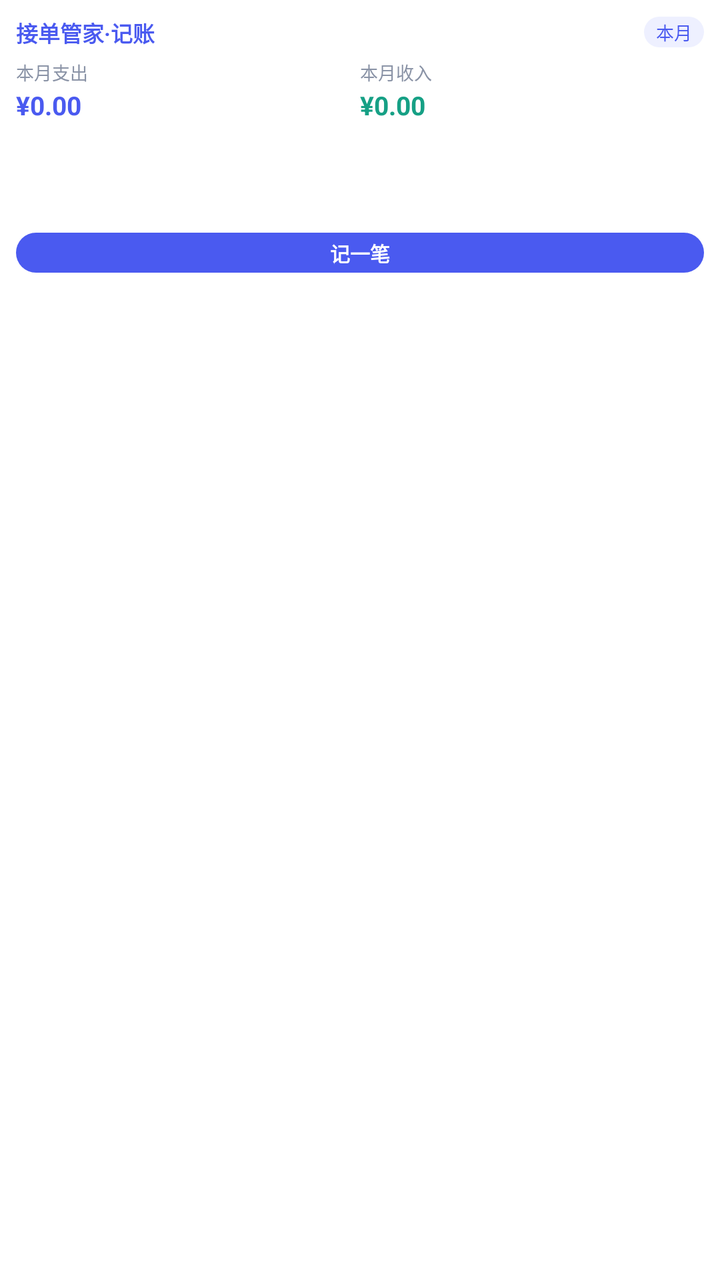
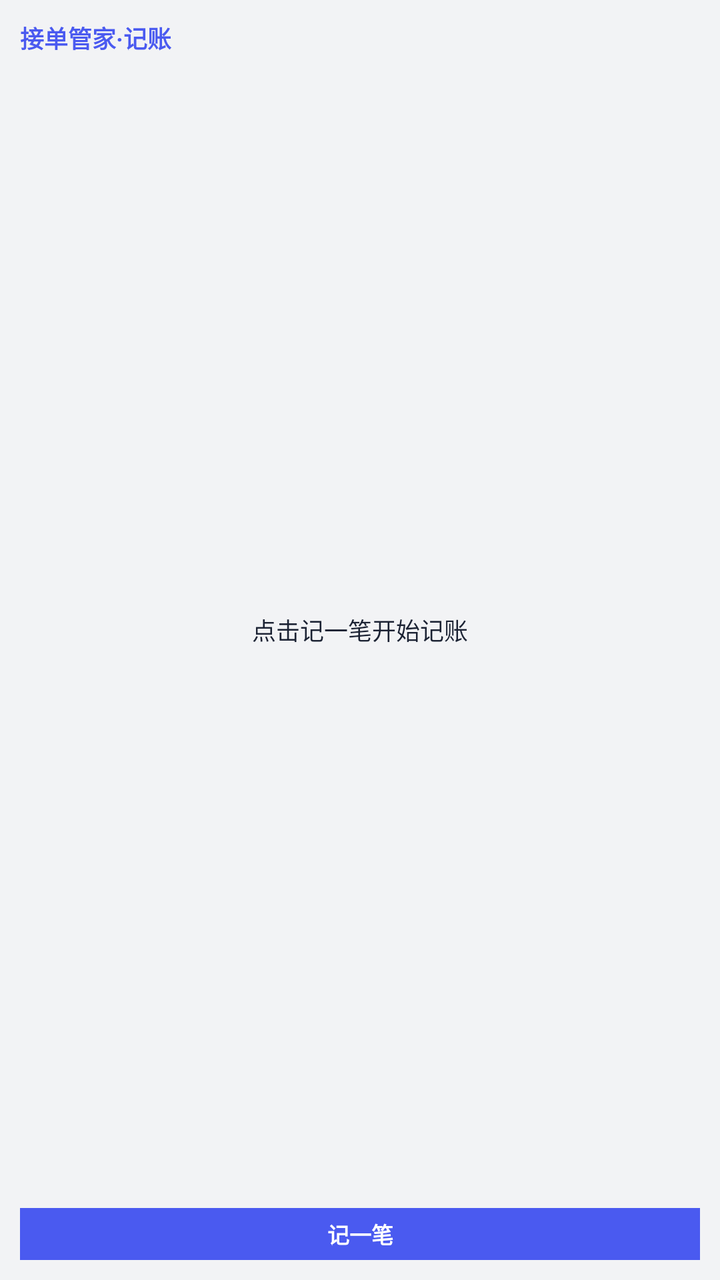

Compare the two renders of this Android layout. The source of the first and the diff that turns it into the second are given below.
<!-- AndroidManifest.xml: fallback theme Theme.MaterialComponents.DayNight.NoActionBar -->
<!-- res/layout/widget_ledger.xml -->
<?xml version="1.0" encoding="utf-8"?>
<LinearLayout xmlns:android="http://schemas.android.com/apk/res/android"
    android:id="@+id/widget_root"
    android:layout_width="match_parent"
    android:layout_height="match_parent"
    android:orientation="vertical"
    android:background="@drawable/widget_ledger_bg"
    android:padding="8dp">

    
    <LinearLayout
        android:layout_width="match_parent"
        android:layout_height="wrap_content"
        android:orientation="horizontal"
        android:gravity="center_vertical">

        <TextView
            android:id="@+id/widget_title"
            android:layout_width="wrap_content"
            android:layout_height="wrap_content"
            android:text="接单管家·记账"
            android:textColor="#4A5AF0"
            android:textSize="11sp"
            android:textStyle="bold" />

        <Space
            android:layout_width="0dp"
            android:layout_height="1dp"
            android:layout_weight="1" />

        <TextView
            android:id="@+id/widget_month_badge"
            android:layout_width="wrap_content"
            android:layout_height="wrap_content"
            android:background="@drawable/widget_badge_bg"
            android:paddingLeft="6dp"
            android:paddingRight="6dp"
            android:paddingTop="1dp"
            android:paddingBottom="1dp"
            android:text="本月"
            android:textColor="#4A5AF0"
            android:textSize="9sp" />
    </LinearLayout>

    
    <LinearLayout
        android:layout_width="match_parent"
        android:layout_height="wrap_content"
        android:layout_marginTop="5dp"
        android:orientation="horizontal">

        <LinearLayout
            android:layout_width="0dp"
            android:layout_height="wrap_content"
            android:layout_weight="1"
            android:orientation="vertical">

            <TextView
                android:id="@+id/widget_expense_label"
                android:layout_width="wrap_content"
                android:layout_height="wrap_content"
                android:text="本月支出"
                android:textColor="#8A93A6"
                android:textSize="9sp" />

            <TextView
                android:id="@+id/widget_month_expense"
                android:layout_width="wrap_content"
                android:layout_height="wrap_content"
                android:layout_marginTop="1dp"
                android:text="¥0.00"
                android:textColor="#4A5AF0"
                android:textSize="13sp"
                android:textStyle="bold" />
        </LinearLayout>

        <LinearLayout
            android:layout_width="0dp"
            android:layout_height="wrap_content"
            android:layout_weight="1"
            android:orientation="vertical">

            <TextView
                android:id="@+id/widget_income_label"
                android:layout_width="wrap_content"
                android:layout_height="wrap_content"
                android:text="本月收入"
                android:textColor="#8A93A6"
                android:textSize="9sp" />

            <TextView
                android:id="@+id/widget_month_income"
                android:layout_width="wrap_content"
                android:layout_height="wrap_content"
                android:layout_marginTop="1dp"
                android:text="¥0.00"
                android:textColor="#16A085"
                android:textSize="13sp"
                android:textStyle="bold" />
        </LinearLayout>
    </LinearLayout>

    
    <LinearLayout
        android:id="@+id/widget_recent_list"
        android:layout_width="match_parent"
        android:layout_height="wrap_content"
        android:layout_marginTop="4dp"
        android:orientation="vertical">

        <LinearLayout
            android:id="@+id/widget_recent_1"
            android:layout_width="match_parent"
            android:layout_height="wrap_content"
            android:gravity="center_vertical"
            android:orientation="horizontal">

            <TextView
                android:id="@+id/widget_recent_1_cat"
                android:layout_width="0dp"
                android:layout_height="wrap_content"
                android:layout_weight="1"
                android:ellipsize="end"
                android:maxLines="1"
                android:textColor="#1B2233"
                android:textSize="10sp" />

            <TextView
                android:id="@+id/widget_recent_1_amt"
                android:layout_width="wrap_content"
                android:layout_height="wrap_content"
                android:textColor="#4A5AF0"
                android:textSize="10sp"
                android:textStyle="bold" />
        </LinearLayout>

        <LinearLayout
            android:id="@+id/widget_recent_2"
            android:layout_width="match_parent"
            android:layout_height="wrap_content"
            android:layout_marginTop="2dp"
            android:gravity="center_vertical"
            android:orientation="horizontal">

            <TextView
                android:id="@+id/widget_recent_2_cat"
                android:layout_width="0dp"
                android:layout_height="wrap_content"
                android:layout_weight="1"
                android:ellipsize="end"
                android:maxLines="1"
                android:textColor="#1B2233"
                android:textSize="10sp" />

            <TextView
                android:id="@+id/widget_recent_2_amt"
                android:layout_width="wrap_content"
                android:layout_height="wrap_content"
                android:textColor="#4A5AF0"
                android:textSize="10sp"
                android:textStyle="bold" />
        </LinearLayout>

        <LinearLayout
            android:id="@+id/widget_recent_3"
            android:layout_width="match_parent"
            android:layout_height="wrap_content"
            android:layout_marginTop="2dp"
            android:gravity="center_vertical"
            android:orientation="horizontal">

            <TextView
                android:id="@+id/widget_recent_3_cat"
                android:layout_width="0dp"
                android:layout_height="wrap_content"
                android:layout_weight="1"
                android:ellipsize="end"
                android:maxLines="1"
                android:textColor="#1B2233"
                android:textSize="10sp" />

            <TextView
                android:id="@+id/widget_recent_3_amt"
                android:layout_width="wrap_content"
                android:layout_height="wrap_content"
                android:textColor="#4A5AF0"
                android:textSize="10sp"
                android:textStyle="bold" />
        </LinearLayout>
    </LinearLayout>

    
    <TextView
        android:id="@+id/widget_empty"
        android:layout_width="match_parent"
        android:layout_height="0dp"
        android:layout_marginTop="6dp"
        android:layout_weight="1"
        android:gravity="center"
        android:text="点击记一笔开始记账"
        android:textColor="#8A93A6"
        android:textSize="10sp"
        android:visibility="gone" />

    
    <TextView
        android:id="@+id/btn_quick_ledger"
        android:layout_width="match_parent"
        android:layout_height="20dp"
        android:layout_marginTop="6dp"
        android:background="@drawable/widget_btn_bg"
        android:gravity="center"
        android:text="记一笔"
        android:textColor="#FFFFFF"
        android:textSize="10sp"
        android:textStyle="bold" />
</LinearLayout>
<!-- resources referenced by this layout -->
<resources>
  <!-- drawable widget_badge_bg (drawable) -->
  <?xml version="1.0" encoding="utf-8"?>
  <shape xmlns:android="http://schemas.android.com/apk/res/android">
      <solid android:color="#EEF0FF" />
      <corners android:radius="8dp" />
  </shape>
  <!-- drawable widget_btn_bg (drawable) -->
  <?xml version="1.0" encoding="utf-8"?>
  <shape xmlns:android="http://schemas.android.com/apk/res/android">
      <solid android:color="#4A5AF0" />
      <corners android:radius="10dp" />
  </shape>
  <!-- drawable widget_ledger_bg (drawable) -->
  <?xml version="1.0" encoding="utf-8"?>
  <shape xmlns:android="http://schemas.android.com/apk/res/android">
      <solid android:color="#FFFFFFFF" />
      <corners android:radius="12dp" />
  </shape>
</resources>

<!-- the commit's change to res/layout/widget_ledger.xml (unified diff, before → after) -->
@@ -4,214 +4,38 @@
     android:layout_width="match_parent"
     android:layout_height="match_parent"
     android:orientation="vertical"
-    android:background="@drawable/widget_ledger_bg"
-    android:padding="8dp">
+    android:background="#F2F3F5"
+    android:padding="10dp">
 
-    
-    <LinearLayout
-        android:layout_width="match_parent"
+    <TextView
+        android:id="@+id/widget_title"
+        android:layout_width="wrap_content"
         android:layout_height="wrap_content"
-        android:orientation="horizontal"
-        android:gravity="center_vertical">
+        android:text="接单管家·记账"
+        android:textColor="#4A5AF0"
+        android:textSize="12sp"
+        android:textStyle="bold" />
 
-        <TextView
-            android:id="@+id/widget_title"
-            android:layout_width="wrap_content"
-            android:layout_height="wrap_content"
-            android:text="接单管家·记账"
-            android:textColor="#4A5AF0"
-            android:textSize="11sp"
-            android:textStyle="bold" />
-
-        <Space
-            android:layout_width="0dp"
-            android:layout_height="1dp"
-            android:layout_weight="1" />
-
-        <TextView
-            android:id="@+id/widget_month_badge"
-            android:layout_width="wrap_content"
-            android:layout_height="wrap_content"
-            android:background="@drawable/widget_badge_bg"
-            android:paddingLeft="6dp"
-            android:paddingRight="6dp"
-            android:paddingTop="1dp"
-            android:paddingBottom="1dp"
-            android:text="本月"
-            android:textColor="#4A5AF0"
-            android:textSize="9sp" />
-    </LinearLayout>
-
-    
-    <LinearLayout
-        android:layout_width="match_parent"
-        android:layout_height="wrap_content"
-        android:layout_marginTop="5dp"
-        android:orientation="horizontal">
-
-        <LinearLayout
-            android:layout_width="0dp"
-            android:layout_height="wrap_content"
-            android:layout_weight="1"
-            android:orientation="vertical">
-
-            <TextView
-                android:id="@+id/widget_expense_label"
-                android:layout_width="wrap_content"
-                android:layout_height="wrap_content"
-                android:text="本月支出"
-                android:textColor="#8A93A6"
-                android:textSize="9sp" />
-
-            <TextView
-                android:id="@+id/widget_month_expense"
-                android:layout_width="wrap_content"
-                android:layout_height="wrap_content"
-                android:layout_marginTop="1dp"
-                android:text="¥0.00"
-                android:textColor="#4A5AF0"
-                android:textSize="13sp"
-                android:textStyle="bold" />
-        </LinearLayout>
-
-        <LinearLayout
-            android:layout_width="0dp"
-            android:layout_height="wrap_content"
-            android:layout_weight="1"
-            android:orientation="vertical">
-
-            <TextView
-                android:id="@+id/widget_income_label"
-                android:layout_width="wrap_content"
-                android:layout_height="wrap_content"
-                android:text="本月收入"
-                android:textColor="#8A93A6"
-                android:textSize="9sp" />
-
-            <TextView
-                android:id="@+id/widget_month_income"
-                android:layout_width="wrap_content"
-                android:layout_height="wrap_content"
-                android:layout_marginTop="1dp"
-                android:text="¥0.00"
-                android:textColor="#16A085"
-                android:textSize="13sp"
-                android:textStyle="bold" />
-        </LinearLayout>
-    </LinearLayout>
-
-    
-    <LinearLayout
-        android:id="@+id/widget_recent_list"
-        android:layout_width="match_parent"
-        android:layout_height="wrap_content"
-        android:layout_marginTop="4dp"
-        android:orientation="vertical">
-
-        <LinearLayout
-            android:id="@+id/widget_recent_1"
-            android:layout_width="match_parent"
-            android:layout_height="wrap_content"
-            android:gravity="center_vertical"
-            android:orientation="horizontal">
-
-            <TextView
-                android:id="@+id/widget_recent_1_cat"
-                android:layout_width="0dp"
-                android:layout_height="wrap_content"
-                android:layout_weight="1"
-                android:ellipsize="end"
-                android:maxLines="1"
-                android:textColor="#1B2233"
-                android:textSize="10sp" />
-
-            <TextView
-                android:id="@+id/widget_recent_1_amt"
-                android:layout_width="wrap_content"
-                android:layout_height="wrap_content"
-                android:textColor="#4A5AF0"
-                android:textSize="10sp"
-                android:textStyle="bold" />
-        </LinearLayout>
-
-        <LinearLayout
-            android:id="@+id/widget_recent_2"
-            android:layout_width="match_parent"
-            android:layout_height="wrap_content"
-            android:layout_marginTop="2dp"
-            android:gravity="center_vertical"
-            android:orientation="horizontal">
-
-            <TextView
-                android:id="@+id/widget_recent_2_cat"
-                android:layout_width="0dp"
-                android:layout_height="wrap_content"
-                android:layout_weight="1"
-                android:ellipsize="end"
-                android:maxLines="1"
-                android:textColor="#1B2233"
-                android:textSize="10sp" />
-
-            <TextView
-                android:id="@+id/widget_recent_2_amt"
-                android:layout_width="wrap_content"
-                android:layout_height="wrap_content"
-                android:textColor="#4A5AF0"
-                android:textSize="10sp"
-                android:textStyle="bold" />
-        </LinearLayout>
-
-        <LinearLayout
-            android:id="@+id/widget_recent_3"
-            android:layout_width="match_parent"
-            android:layout_height="wrap_content"
-            android:layout_marginTop="2dp"
-            android:gravity="center_vertical"
-            android:orientation="horizontal">
-
-            <TextView
-                android:id="@+id/widget_recent_3_cat"
-                android:layout_width="0dp"
-                android:layout_height="wrap_content"
-                android:layout_weight="1"
-                android:ellipsize="end"
-                android:maxLines="1"
-                android:textColor="#1B2233"
-                android:textSize="10sp" />
-
-            <TextView
-                android:id="@+id/widget_recent_3_amt"
-                android:layout_width="wrap_content"
-                android:layout_height="wrap_content"
-                android:textColor="#4A5AF0"
-                android:textSize="10sp"
-                android:textStyle="bold" />
-        </LinearLayout>
-    </LinearLayout>
-
-    
     <TextView
-        android:id="@+id/widget_empty"
+        android:id="@+id/widget_summary"
         android:layout_width="match_parent"
         android:layout_height="0dp"
-        android:layout_marginTop="6dp"
+        android:layout_marginTop="4dp"
         android:layout_weight="1"
         android:gravity="center"
         android:text="点击记一笔开始记账"
-        android:textColor="#8A93A6"
-        android:textSize="10sp"
-        android:visibility="gone" />
+        android:textColor="#1B2233"
+        android:textSize="12sp" />
 
-    
     <TextView
         android:id="@+id/btn_quick_ledger"
         android:layout_width="match_parent"
-        android:layout_height="20dp"
+        android:layout_height="26dp"
         android:layout_marginTop="6dp"
-        android:background="@drawable/widget_btn_bg"
+        android:background="#4A5AF0"
         android:gravity="center"
         android:text="记一笔"
         android:textColor="#FFFFFF"
-        android:textSize="10sp"
+        android:textSize="11sp"
         android:textStyle="bold" />
 </LinearLayout>
<!-- resource entries referenced after the edit -->
@@ -1,22 +1,5 @@
 <!-- resources referenced by this layout -->
 <resources>
-  <!-- drawable widget_badge_bg (drawable) -->
-  <?xml version="1.0" encoding="utf-8"?>
-  <shape xmlns:android="http://schemas.android.com/apk/res/android">
-      <solid android:color="#EEF0FF" />
-      <corners android:radius="8dp" />
-  </shape>
-  <!-- drawable widget_btn_bg (drawable) -->
-  <?xml version="1.0" encoding="utf-8"?>
-  <shape xmlns:android="http://schemas.android.com/apk/res/android">
-      <solid android:color="#4A5AF0" />
-      <corners android:radius="10dp" />
-  </shape>
-  <!-- drawable widget_ledger_bg (drawable) -->
-  <?xml version="1.0" encoding="utf-8"?>
-  <shape xmlns:android="http://schemas.android.com/apk/res/android">
-      <solid android:color="#FFFFFFFF" />
-      <corners android:radius="12dp" />
-  </shape>
+
 </resources>
 
